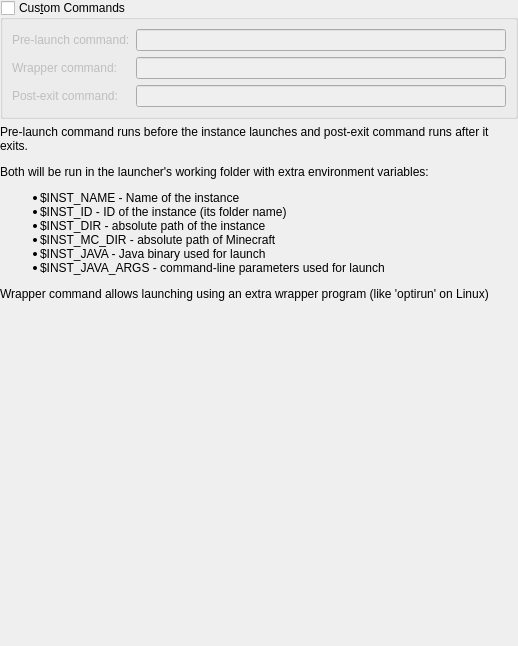
Before: the Qt Designer form launcher/ui/widgets/CustomCommands.ui in FreesmTeam/FreesmLauncher, drawn with Qt 5.
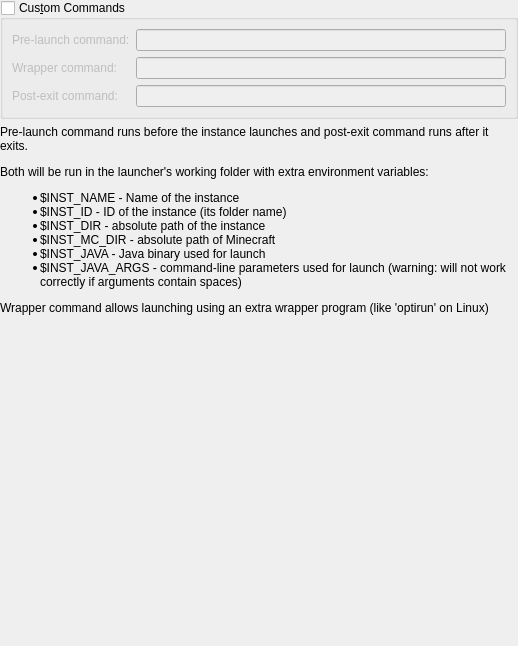
After: the same form once the commit is applied.

Commit message: Allow components to specify Java agents and JVM arguments (#175)

```diff
--- a/launcher/ui/widgets/CustomCommands.ui
+++ b/launcher/ui/widgets/CustomCommands.ui
@@ -74,7 +74,7 @@
    <item>
     <widget class="QLabel" name="labelCustomCmdsDescription">
      <property name="text">
-      <string>&lt;html&gt;&lt;head/&gt;&lt;body&gt;&lt;p&gt;Pre-launch command runs before the instance launches and post-exit command runs after it exits.&lt;/p&gt;&lt;p&gt;Both will be run in the launcher's working folder with extra environment variables:&lt;/p&gt;&lt;ul&gt;&lt;li&gt;$INST_NAME - Name of the instance&lt;/li&gt;&lt;li&gt;$INST_ID - ID of the instance (its folder name)&lt;/li&gt;&lt;li&gt;$INST_DIR - absolute path of the instance&lt;/li&gt;&lt;li&gt;$INST_MC_DIR - absolute path of Minecraft&lt;/li&gt;&lt;li&gt;$INST_JAVA - Java binary used for launch&lt;/li&gt;&lt;li&gt;$INST_JAVA_ARGS - command-line parameters used for launch&lt;/li&gt;&lt;/ul&gt;&lt;p&gt;Wrapper command allows launching using an extra wrapper program (like 'optirun' on Linux)&lt;/p&gt;&lt;/body&gt;&lt;/html&gt;</string>
+      <string>&lt;html&gt;&lt;head/&gt;&lt;body&gt;&lt;p&gt;Pre-launch command runs before the instance launches and post-exit command runs after it exits.&lt;/p&gt;&lt;p&gt;Both will be run in the launcher's working folder with extra environment variables:&lt;/p&gt;&lt;ul&gt;&lt;li&gt;$INST_NAME - Name of the instance&lt;/li&gt;&lt;li&gt;$INST_ID - ID of the instance (its folder name)&lt;/li&gt;&lt;li&gt;$INST_DIR - absolute path of the instance&lt;/li&gt;&lt;li&gt;$INST_MC_DIR - absolute path of Minecraft&lt;/li&gt;&lt;li&gt;$INST_JAVA - Java binary used for launch&lt;/li&gt;&lt;li&gt;$INST_JAVA_ARGS - command-line parameters used for launch (warning: will not work correctly if arguments contain spaces)&lt;/li&gt;&lt;/ul&gt;&lt;p&gt;Wrapper command allows launching using an extra wrapper program (like 'optirun' on Linux)&lt;/p&gt;&lt;/body&gt;&lt;/html&gt;</string>
      </property>
      <property name="alignment">
       <set>Qt::AlignLeading|Qt::AlignLeft|Qt::AlignTop</set>
```
The commit also changes 9 other files.
